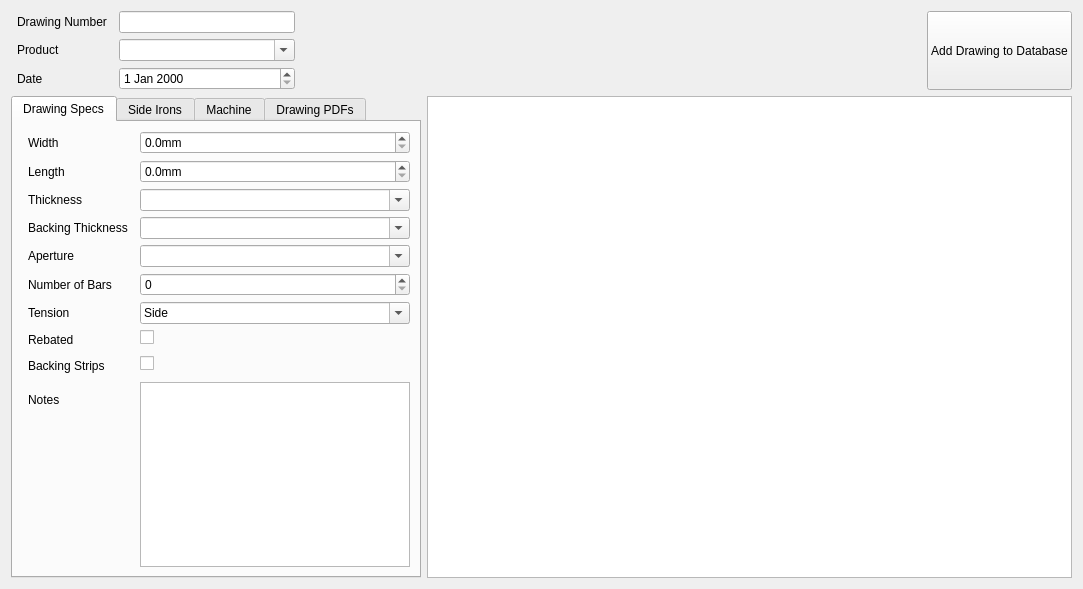
matthew-sirman/database-manager, file ui/widgets/AddDrawingPageWidget.ui: the form before one commit.
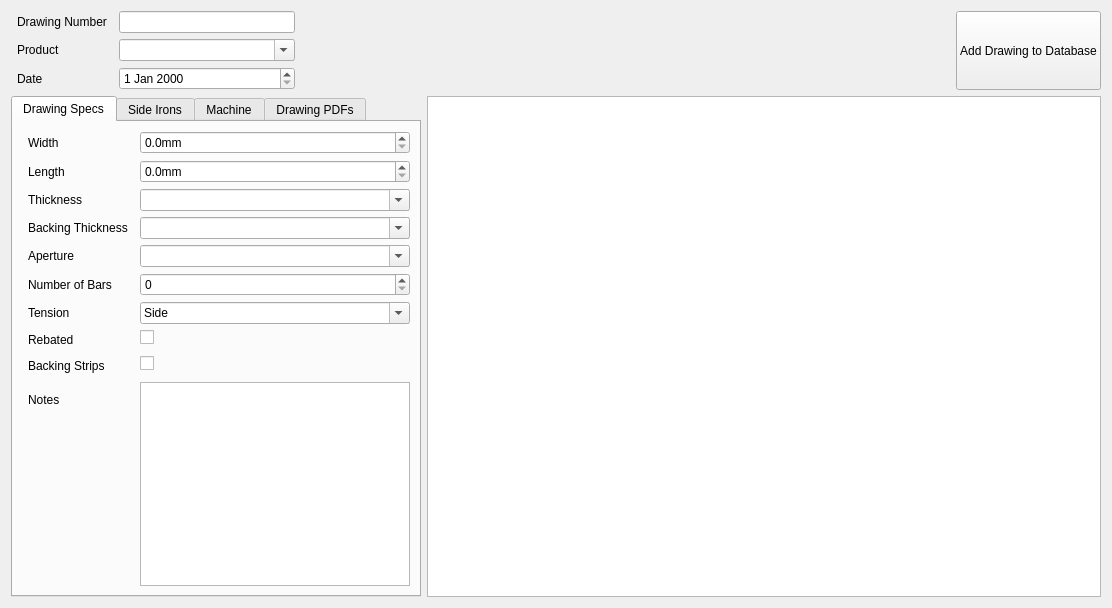
The form after the commit. Custom widgets are drawn as their Qt base class.

Commit message: Added Inspector view for components

Diff of the .ui file:
```diff
--- a/ui/widgets/AddDrawingPageWidget.ui
+++ b/ui/widgets/AddDrawingPageWidget.ui
@@ -6,8 +6,8 @@
    <rect>
     <x>0</x>
     <y>0</y>
-    <width>1083</width>
-    <height>589</height>
+    <width>1112</width>
+    <height>608</height>
    </rect>
   </property>
   <property name="sizePolicy">
@@ -156,12 +156,12 @@
     </layout>
    </item>
    <item>
-    <layout class="QHBoxLayout" name="horizontalLayout">
+    <layout class="QHBoxLayout" name="horizontalLayout" stretch="1,2">
      <item>
       <widget class="QTabWidget" name="drawingFormTabs">
        <property name="sizePolicy">
         <sizepolicy hsizetype="Expanding" vsizetype="Preferred">
-         <horstretch>1</horstretch>
+         <horstretch>0</horstretch>
          <verstretch>0</verstretch>
         </sizepolicy>
        </property>
@@ -1189,6 +1189,11 @@
       </widget>
      </item>
      <item>
+      <layout class="QVBoxLayout" name="visualAndInspectorVerticalLayout" stretch="0">
+       <property name="sizeConstraint">
+        <enum>QLayout::SetDefaultConstraint</enum>
+       </property>
+       <item>
       <widget class="DrawingView" name="drawingSpecsVisual">
        <property name="sizePolicy">
         <sizepolicy hsizetype="Expanding" vsizetype="Expanding">
@@ -1207,6 +1212,8 @@
     </layout>
    </item>
   </layout>
+   </item>
+  </layout>
  </widget>
  <customwidgets>
   <customwidget>
```
Left out of the diff: 1 changed line with no effect on the pictures. Lines whose indentation alone changed are shown as unchanged. The commit also changes 14 other files.
